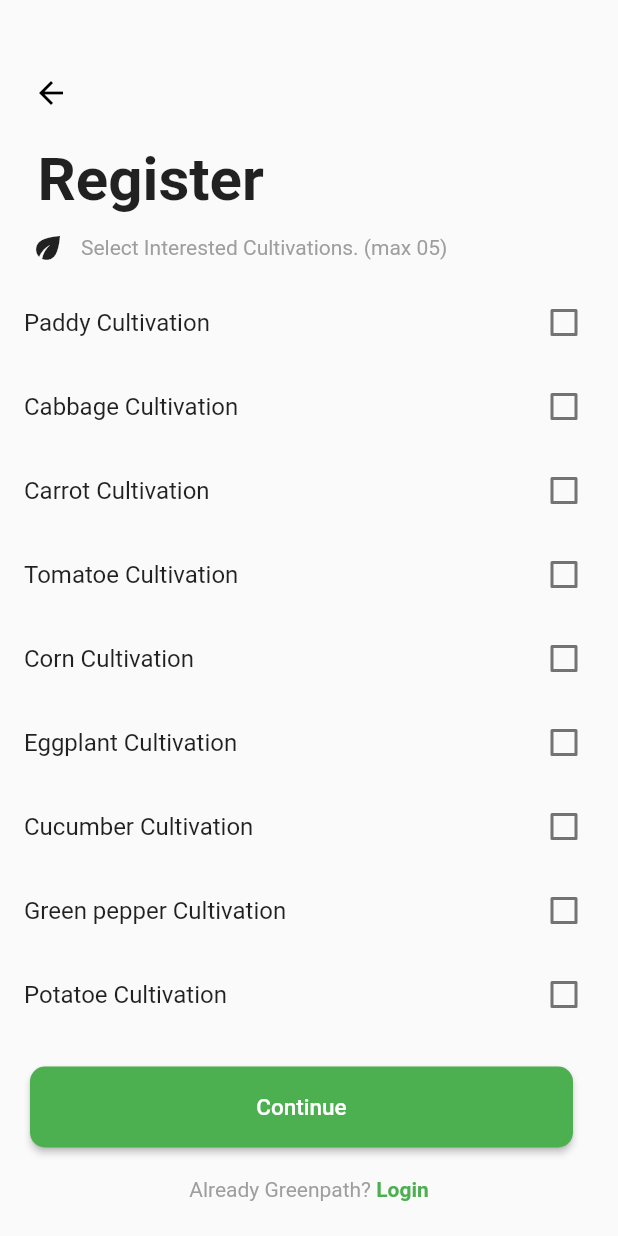
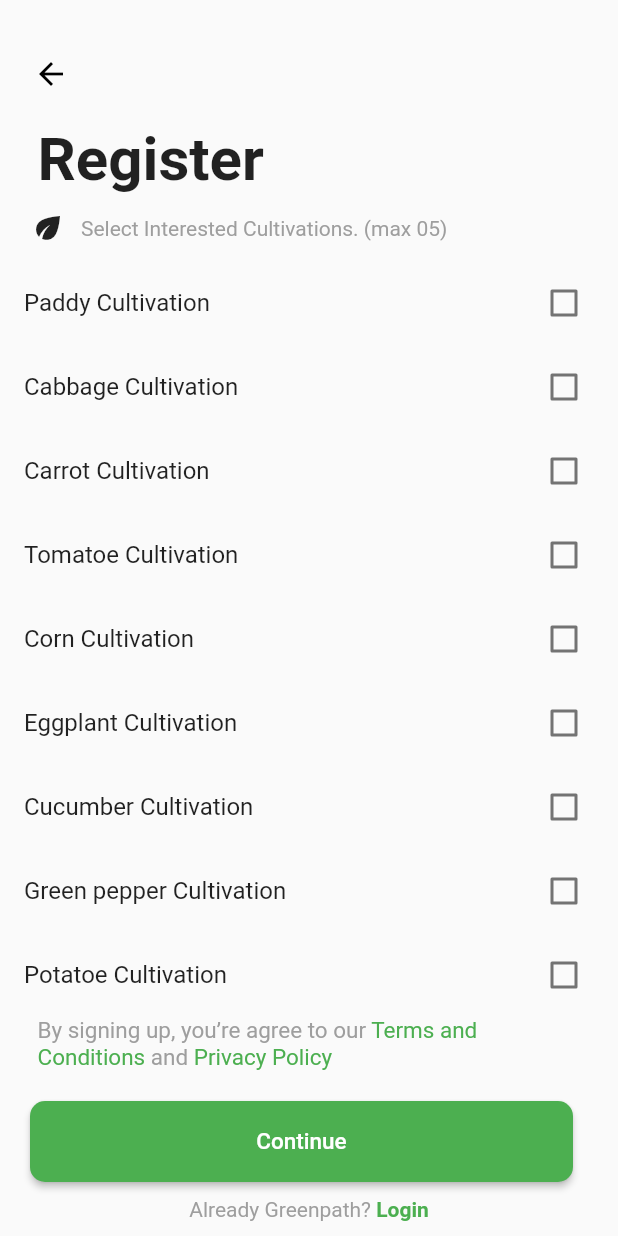
Before and after one commit to thushaltk/UOK-greenpath-project-20, a Flutter app: the RegisterInvestorTwoScreen screen opened by its route, on a phone screen of 412 x 824 dp. Run offline on Flutter 3.47's test engine with Material 2 defaults, Android fonts, the light colour scheme and no system bars.

Commit message:
updated: register investor UI

```diff
--- a/lib/screens/register-investor-two-screen.dart
+++ b/lib/screens/register-investor-two-screen.dart
@@ -105,8 +105,34 @@ class _RegisterInvestorTwoScreenState extends State<RegisterInvestorTwoScreen> {
                     );
                   }).toList(),
                 ),
+                Padding(
+                  padding: const EdgeInsets.only(left: 25.0, bottom: 10.0, right: 30.0),
+                  child: Align(
+                    alignment: Alignment.topLeft,
+                    child: RichText(
+                      text: TextSpan(
+                        text: "By signing up, you’re agree to our ",
+                        style: TextStyle(fontSize: 15, color: Colors.grey),
+                        children: <TextSpan>[
+                          TextSpan(
+                            text: 'Terms and Conditions ',
+                            style: TextStyle(fontSize: 15, color: Colors.green),
+                          ),
+                          TextSpan(
+                            text: 'and ',
+                            style: TextStyle(fontSize: 15, color: Colors.grey),
+                          ),
+                          TextSpan(
+                            text: 'Privacy Policy',
+                            style: TextStyle(fontSize: 15, color: Colors.green),
+                          )
+                        ]
+                      ),
+                    ),
+                  ),
+                ),
                 SizedBox(
-                  height: 20,
+                  height: 10,
                 ),
                 Padding(
                   padding: const EdgeInsets.only(left: 20.0, right: 30.0),
@@ -133,7 +159,7 @@ class _RegisterInvestorTwoScreenState extends State<RegisterInvestorTwoScreen> {
                   ),
                 ),
                 SizedBox(
-                  height: 20,
+                  height: 10,
                 ),
                 Row(
                   mainAxisAlignment: MainAxisAlignment.center,
```
